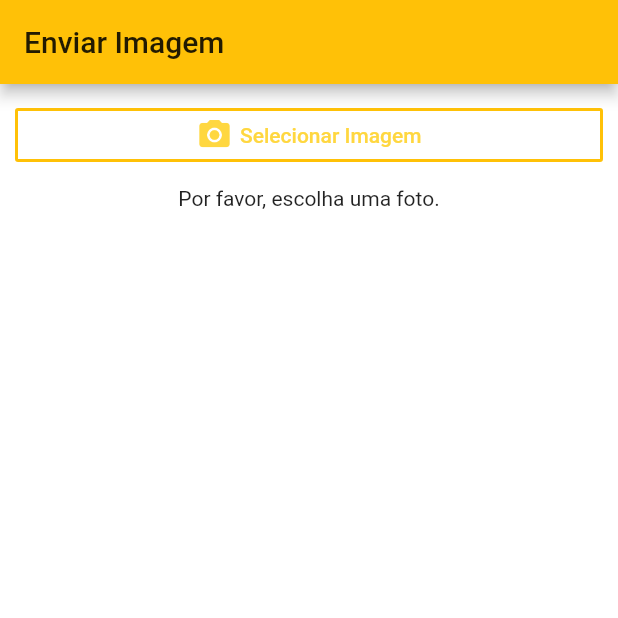
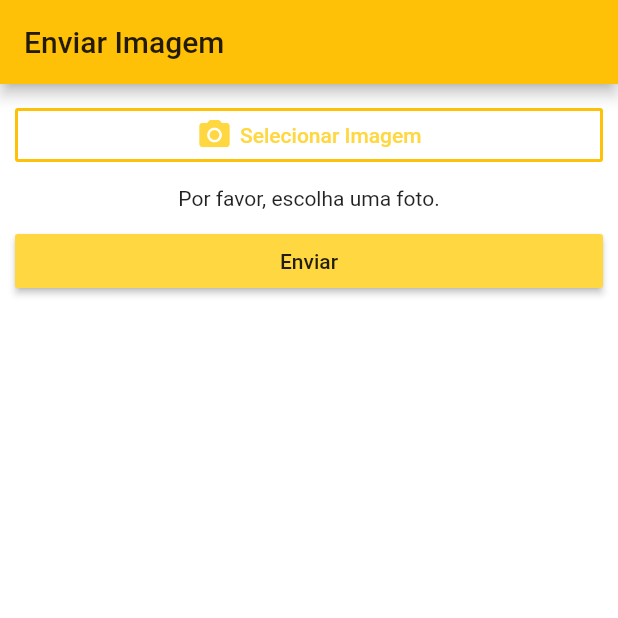
Before and after one commit to raloliver/ifo_image, a Flutter app: the screen it shows after launch, on a phone screen of 412 x 824 dp, the top half of it. Run offline on Flutter 3.47's test engine with Material 2 defaults, Android fonts, the phone set to English and light mode, and no system bars; our stand-ins replace image_picker.

Commit message:
Get image base64 value and init form validate

```diff
--- a/lib/models/item.dart
+++ b/lib/models/item.dart
@@ -2,6 +2,7 @@ import 'package:flutter/material.dart';
 
 class Item {
   final String image;
+  final String imageBase64;
 
-  Item({@required this.image});
+  Item({@required this.image, @required this.imageBase64});
 }
--- a/lib/pages/home.dart
+++ b/lib/pages/home.dart
@@ -1,4 +1,5 @@
 import 'dart:io';
+import 'dart:convert';
 
 import 'package:flutter/material.dart';
 import 'package:scoped_model/scoped_model.dart';
@@ -15,8 +16,11 @@ class Home extends StatefulWidget {
 }
 
 class _HomeState extends State<Home> {
-  final Map<String, dynamic> _form = {'image': null};
+  final Map<String, dynamic> _form = {'image': null, 'imageBase64': null};
   final GlobalKey<FormState> _formKey = GlobalKey<FormState>();
+
+  List<int> imageBytes;
+  String base64Image;
 
   Widget _build(BuildContext context, Item item) {
     return GestureDetector(
@@ -33,6 +37,14 @@ class _HomeState extends State<Home> {
               SizedBox(
                 height: 10.0,
               ),
+              RaisedButton(
+                  child: Text('Enviar'),
+                  color: Colors.amberAccent,
+                  onPressed: () {
+                    if (_formKey.currentState.validate()) {
+                      print(_form.values.toList()[1]);
+                    }
+                  })
             ],
           ),
         ),
@@ -41,7 +53,10 @@ class _HomeState extends State<Home> {
   }
 
   void _setImage(File image) {
+    imageBytes = image.readAsBytesSync();
+    base64Image = base64.encode(imageBytes);
     _form['image'] = image;
+    _form['imageBase64'] = base64Image;
   }
 
   @override
@@ -52,12 +67,7 @@ class _HomeState extends State<Home> {
         return model.selectedItemIndex == -1
             ? pageContent
             : Scaffold(
-                appBar: AppBar(
-                  title: Text('Enviar Imagem'),
-                  elevation: Theme.of(context).platform == TargetPlatform.iOS
-                      ? 0.0
-                      : 4.0,
-                ),
+                appBar: AppBar(title: Text('Enviar Imagem')),
                 body: pageContent,
               );
       },
--- a/lib/widgets/image.dart
+++ b/lib/widgets/image.dart
@@ -1,4 +1,5 @@
 import 'dart:io';
+import 'dart:convert';
 
 import 'package:flutter/material.dart';
 import 'package:image_picker/image_picker.dart';
@@ -67,24 +68,18 @@ class _ImageInputState extends State<ImageInput> {
   @override
   Widget build(BuildContext context) {
     Widget previewImage = Text('Por favor, escolha uma foto.');
+    List<int> imageBytes;
+    String base64Image;
+
     if (_imageFile != null) {
-      previewImage = Image.file(
-        _imageFile,
-        fit: BoxFit.cover,
-        height: 300.0,
-        width: MediaQuery.of(context).size.width,
-        alignment: Alignment.topCenter,
-      );
-    } else if (widget.item != null) {
-      previewImage = Image.network(
-        widget.item.image,
-        fit: BoxFit.cover,
-        height: 300.0,
-        width: MediaQuery.of(context).size.width,
-        alignment: Alignment.topCenter,
-      );
+      previewImage = Image.file(_imageFile,
+          fit: BoxFit.cover,
+          height: 300.0,
+          width: MediaQuery.of(context).size.width,
+          alignment: Alignment.topCenter);
+      imageBytes = _imageFile.readAsBytesSync();
+      base64Image = base64.encode(imageBytes);
     }
-
     return Column(
       children: <Widget>[
         OutlineButton(
```
